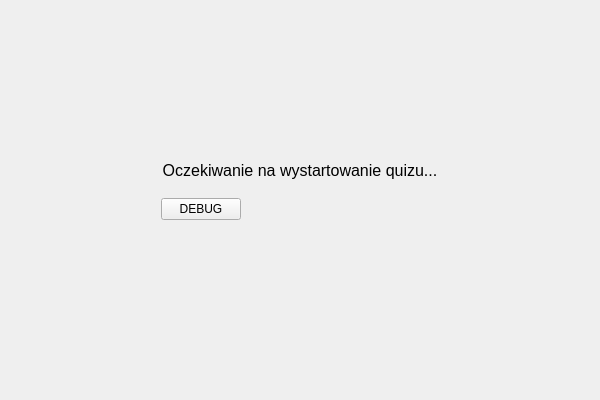
Old version of the form src/client/gui/Waiting.ui in the repository PiotrRem/Lachut.
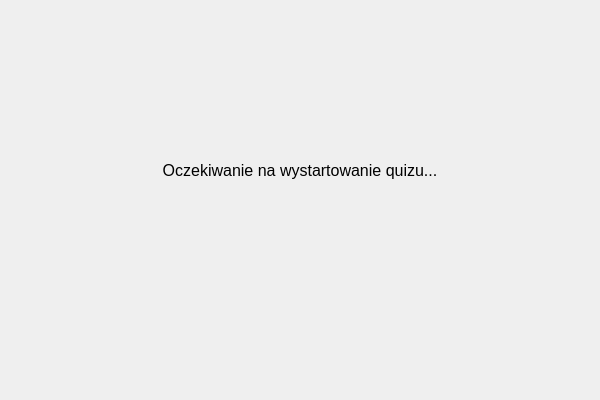
New version of the form.

Patch:
```diff
--- a/src/client/gui/Waiting.ui
+++ b/src/client/gui/Waiting.ui
@@ -59,13 +59,6 @@
            </property>
           </widget>
          </item>
-         <item row="1" column="0">
-          <widget class="QPushButton" name="pushButton">
-           <property name="text">
-            <string>DEBUG</string>
-           </property>
-          </widget>
-         </item>
         </layout>
        </item>
       </layout>
```
